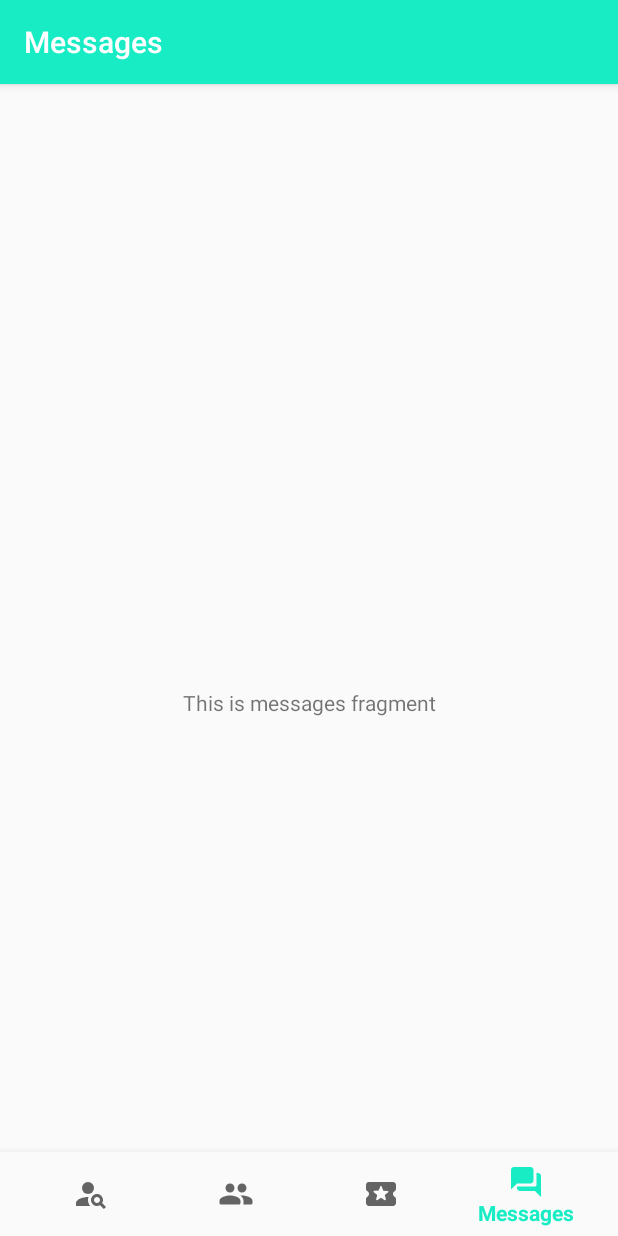
After one commit to Rezappli/Nalone, an Android app: the MessagesFragment screen opened through its navigation route, on a phone screen of 412 x 824 dp. The commit adds this screen. Run offline under Robolectric (Android 15) with nearby library versions, the phone set to English and light mode, and no system bars; our stand-ins replace navigation-ui.

Commit message:
Nav Bottom

```diff
--- a/app/src/main/AndroidManifest.xml
+++ b/app/src/main/AndroidManifest.xml
@@ -6,13 +6,15 @@
     <uses-permission android:name="android.permission.ACCESS_NETWORK_STATE" />
 
     <application
-        android:allowBackup="true"
+
         android:icon="@mipmap/ic_launcher"
         android:label="@string/app_name"
         android:roundIcon="@mipmap/ic_launcher_round"
         android:supportsRtl="true"
         android:theme="@style/AppTheme">
-        <activity android:name=".SignUpActivityStudy" android:theme="@style/Theme.AppCompat.DayNight.NoActionBar"></activity>
+        <activity
+            android:name=".SignUpActivityStudy"
+            android:theme="@style/Theme.AppCompat.DayNight.NoActionBar" />
         <activity
             android:name=".HomeActivity"
             android:label="@string/title_activity_home" />
--- /dev/null
+++ b/app/src/main/java/com/example/nalone/ui/message/MessagesFragment.java
@@ -0,0 +1,35 @@
+package com.example.nalone.ui.message;
+
+import android.os.Bundle;
+import android.view.LayoutInflater;
+import android.view.View;
+import android.view.ViewGroup;
+import android.widget.TextView;
+
+import androidx.annotation.NonNull;
+import androidx.annotation.Nullable;
+import androidx.fragment.app.Fragment;
+import androidx.lifecycle.Observer;
+import androidx.lifecycle.ViewModelProviders;
+
+import com.example.nalone.R;
+
+public class MessagesFragment extends Fragment {
+
+    private MessagesViewModel messagesViewModel;
+
+    public View onCreateView(@NonNull LayoutInflater inflater,
+                             ViewGroup container, Bundle savedInstanceState) {
+        messagesViewModel =
+                ViewModelProviders.of(this).get(MessagesViewModel.class);
+        View root = inflater.inflate(R.layout.fragment_messages, container, false);
+        final TextView textView = root.findViewById(R.id.text_messages);
+        messagesViewModel.getText().observe(getViewLifecycleOwner(), new Observer<String>() {
+            @Override
+            public void onChanged(@Nullable String s) {
+                textView.setText(s);
+            }
+        });
+        return root;
+    }
+}
--- a/app/src/main/java/com/example/nalone/ui/home/HomeViewModel.java
+++ b/app/src/main/java/com/example/nalone/ui/message/MessagesViewModel.java
@@ -1,16 +1,16 @@
-package com.example.nalone.ui.home;
+package com.example.nalone.ui.message;
 
 import androidx.lifecycle.LiveData;
 import androidx.lifecycle.MutableLiveData;
 import androidx.lifecycle.ViewModel;
 
-public class HomeViewModel extends ViewModel {
+public class MessagesViewModel extends ViewModel {
 
     private MutableLiveData<String> mText;
 
-    public HomeViewModel() {
+    public MessagesViewModel() {
         mText = new MutableLiveData<>();
-        mText.setValue("This is home fragment");
+        mText.setValue("This is messages fragment");
     }
 
     public LiveData<String> getText() {
--- a/app/src/main/java/com/example/nalone/ui/dashboard/DashboardFragment.java
+++ b/app/src/main/java/com/example/nalone/ui/recherche/RechercheFragment.java
@@ -1,4 +1,4 @@
-package com.example.nalone.ui.dashboard;
+package com.example.nalone.ui.recherche;
 
 import android.os.Bundle;
 import android.view.LayoutInflater;
@@ -14,17 +14,17 @@ import androidx.lifecycle.ViewModelProviders;
 
 import com.example.nalone.R;
 
-public class DashboardFragment extends Fragment {
+public class RechercheFragment extends Fragment {
 
-    private DashboardViewModel dashboardViewModel;
+    private RechercheViewModel rechercheViewModel;
 
     public View onCreateView(@NonNull LayoutInflater inflater,
                              ViewGroup container, Bundle savedInstanceState) {
-        dashboardViewModel =
-                ViewModelProviders.of(this).get(DashboardViewModel.class);
-        View root = inflater.inflate(R.layout.fragment_amis, container, false);
-        final TextView textView = root.findViewById(R.id.text_dashboard);
-        dashboardViewModel.getText().observe(getViewLifecycleOwner(), new Observer<String>() {
+        rechercheViewModel =
+                ViewModelProviders.of(this).get(RechercheViewModel.class);
+        View root = inflater.inflate(R.layout.fragment_recherche, container, false);
+        final TextView textView = root.findViewById(R.id.text_home);
+        rechercheViewModel.getText().observe(getViewLifecycleOwner(), new Observer<String>() {
             @Override
             public void onChanged(@Nullable String s) {
                 textView.setText(s);
--- a/app/src/main/java/com/example/nalone/ui/dashboard/DashboardViewModel.java
+++ b/app/src/main/java/com/example/nalone/ui/recherche/RechercheViewModel.java
@@ -1,16 +1,16 @@
-package com.example.nalone.ui.dashboard;
+package com.example.nalone.ui.recherche;
 
 import androidx.lifecycle.LiveData;
 import androidx.lifecycle.MutableLiveData;
 import androidx.lifecycle.ViewModel;
 
-public class DashboardViewModel extends ViewModel {
+public class RechercheViewModel extends ViewModel {
 
     private MutableLiveData<String> mText;
 
-    public DashboardViewModel() {
+    public RechercheViewModel() {
         mText = new MutableLiveData<>();
-        mText.setValue("This is dashboard fragment");
+        mText.setValue("This is home fragment");
     }
 
     public LiveData<String> getText() {
--- a/app/src/main/res/layout/activity_sign_up_three.xml
+++ b/app/src/main/res/layout/activity_sign_up_three.xml
@@ -209,7 +209,7 @@
                     android:id="@+id/signupBgPhotoProfil"
                     android:layout_width="match_parent"
                     android:layout_height="match_parent"
-                    android:orientation="vertical"></LinearLayout>
+                    android:orientation="vertical" />
 
                 <androidx.cardview.widget.CardView
                     android:layout_width="125dp"
--- a/app/src/main/res/layout/fragment_amis.xml
+++ b/app/src/main/res/layout/fragment_amis.xml
@@ -4,7 +4,7 @@
     xmlns:tools="http://schemas.android.com/tools"
     android:layout_width="match_parent"
     android:layout_height="match_parent"
-    tools:context=".ui.dashboard.DashboardFragment">
+    tools:context=".ui.amis.AmisFragment">
 
     <TextView
         android:id="@+id/text_dashboard"
--- a/app/src/main/res/layout/fragment_messages.xml
+++ b/app/src/main/res/layout/fragment_messages.xml
@@ -4,4 +4,15 @@
     xmlns:tools="http://schemas.android.com/tools"
     android:layout_width="match_parent"
     android:layout_height="match_parent"
-    tools:context=".ui.notifications.NotificationsFragment"/>
+    tools:context=".ui.message.MessagesFragment">
+
+    <TextView
+        android:id="@+id/text_messages"
+        android:layout_width="wrap_content"
+        android:layout_height="wrap_content"
+        android:text="TextView"
+        app:layout_constraintBottom_toBottomOf="parent"
+        app:layout_constraintEnd_toEndOf="parent"
+        app:layout_constraintStart_toStartOf="parent"
+        app:layout_constraintTop_toTopOf="parent" />
+</androidx.constraintlayout.widget.ConstraintLayout>
--- a/app/src/main/res/layout/fragment_recherche.xml
+++ b/app/src/main/res/layout/fragment_recherche.xml
@@ -4,7 +4,7 @@
     xmlns:tools="http://schemas.android.com/tools"
     android:layout_width="match_parent"
     android:layout_height="match_parent"
-    tools:context=".ui.home.HomeFragment">
+    tools:context=".ui.recherche.RechercheFragment">
 
     <TextView
         android:id="@+id/text_home"
--- a/app/src/main/res/navigation/mobile_navigation.xml
+++ b/app/src/main/res/navigation/mobile_navigation.xml
@@ -7,25 +7,25 @@
 
     <fragment
         android:id="@+id/navigation_recherche"
-        android:name="com.example.nalone.ui.home.HomeFragment"
+        android:name="com.example.nalone.ui.recherche.RechercheFragment"
         android:label="@string/title_recherche"
         tools:layout="@layout/fragment_recherche" />
 
     <fragment
         android:id="@+id/navigation_amis"
-        android:name="com.example.nalone.ui.dashboard.DashboardFragment"
+        android:name="com.example.nalone.ui.amis.AmisFragment"
         android:label="@string/title_amis"
         tools:layout="@layout/fragment_amis" />
 
     <fragment
         android:id="@+id/navigation_evenements"
-        android:name="com.example.nalone.ui.notifications.NotificationsFragment"
+        android:name="com.example.nalone.ui.evenements.EvenementsFragment"
         android:label="@string/title_evenements"
-        tools:layout="@layout/fragment_evenements" />
+        tools:layout="@layout/fragment_messages" />
 
     <fragment
         android:id="@+id/navigation_messages"
-        android:name="com.example.nalone.ui.notifications.NotificationsFragment"
+        android:name="com.example.nalone.ui.message.MessagesFragment"
         android:label="@string/title_messages"
         tools:layout="@layout/fragment_messages" />
 </navigation>
```
Also changed, not shown: app/src/main/java/com/example/nalone/ui/amis/AmisFragment.java (renamed from app/src/main/java/com/example/nalone/ui/notifications/NotificationsFragment.java, +8 -8 lines), app/src/main/java/com/example/nalone/ui/amis/AmisViewModel.java (renamed from app/src/main/java/com/example/nalone/ui/notifications/NotificationsViewModel.java, +4 -4 lines), app/src/main/java/com/example/nalone/ui/evenements/EvenementsFragment.java (renamed from app/src/main/java/com/example/nalone/ui/home/HomeFragment.java, +8 -8 lines), app/src/main/java/com/example/nalone/ui/evenements/EvenementsViewModel.java (added, +19 -0 lines), app/src/main/res/layout/activity_main.xml (+7 -4 lines), app/src/main/res/layout/fragment_evenements.xml (+12 -2 lines).
